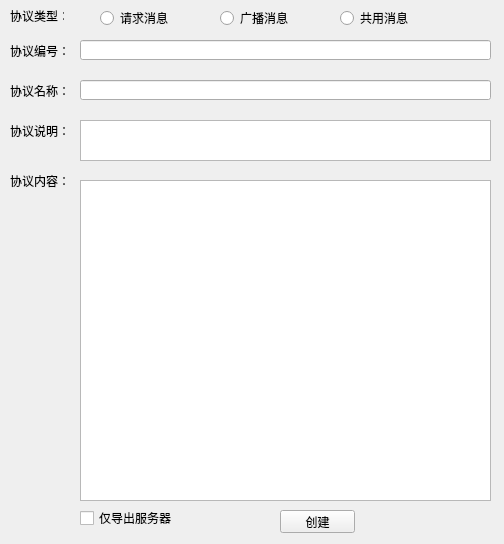
Above: designer/ui/create_proto.ui from aywfelix/ProtoExcelTool before the change. Below: the same form after it.
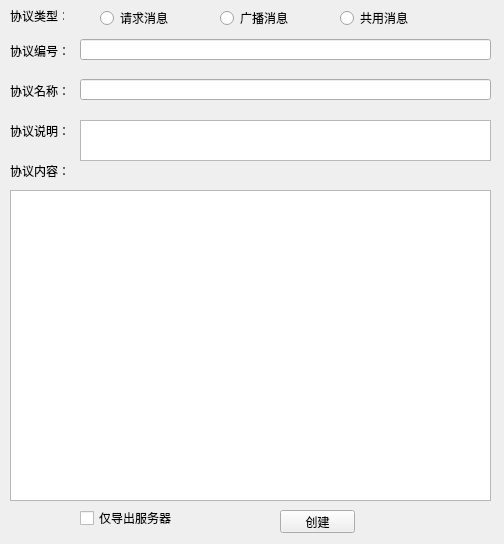
That is the form after the change.

```diff
--- a/designer/ui/create_proto.ui
+++ b/designer/ui/create_proto.ui
@@ -26,22 +26,32 @@
   <widget class="QTextEdit" name="tEtProtoContent">
    <property name="geometry">
     <rect>
-     <x>80</x>
-     <y>180</y>
-     <width>411</width>
-     <height>321</height>
+     <x>10</x>
+     <y>190</y>
+     <width>481</width>
+     <height>311</height>
     </rect>
    </property>
+   <property name="font">
+    <font>
+     <pointsize>11</pointsize>
+    </font>
+   </property>
   </widget>
   <widget class="QLineEdit" name="lEtProtoId">
    <property name="geometry">
     <rect>
      <x>80</x>
-     <y>40</y>
+     <y>39</y>
      <width>411</width>
-     <height>20</height>
+     <height>21</height>
     </rect>
    </property>
+   <property name="font">
+    <font>
+     <pointsize>10</pointsize>
+    </font>
+   </property>
   </widget>
   <widget class="QLabel" name="label_5">
    <property name="geometry">
@@ -99,7 +109,7 @@
    <property name="geometry">
     <rect>
      <x>10</x>
-     <y>170</y>
+     <y>160</y>
      <width>71</width>
      <height>21</height>
     </rect>
@@ -112,11 +122,16 @@
    <property name="geometry">
     <rect>
      <x>80</x>
-     <y>80</y>
+     <y>79</y>
      <width>411</width>
-     <height>20</height>
+     <height>21</height>
     </rect>
    </property>
+   <property name="font">
+    <font>
+     <pointsize>10</pointsize>
+    </font>
+   </property>
   </widget>
   <widget class="QCheckBox" name="cBxProtocol">
    <property name="geometry">
```
Left out of the diff: 5 changed lines with no effect on the pictures.
